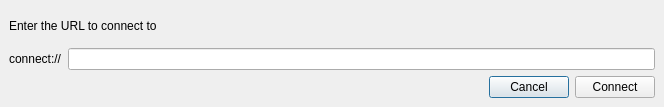
0x55555555/debugify, file App/ui/remoteconnect.ui: the form before one commit.
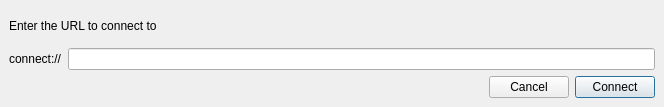
The form after the commit.

Patch:
```diff
--- a/App/ui/remoteconnect.ui
+++ b/App/ui/remoteconnect.ui
@@ -67,6 +67,9 @@
        <property name="text">
         <string>Cancel</string>
        </property>
+       <property name="autoDefault">
+        <bool>false</bool>
+       </property>
       </widget>
      </item>
      <item>
@@ -74,6 +77,9 @@
        <property name="text">
         <string>Connect</string>
        </property>
+       <property name="default">
+        <bool>true</bool>
+       </property>
       </widget>
      </item>
     </layout>
```
Left out of the diff: 5 changed lines with no effect on the pictures.
